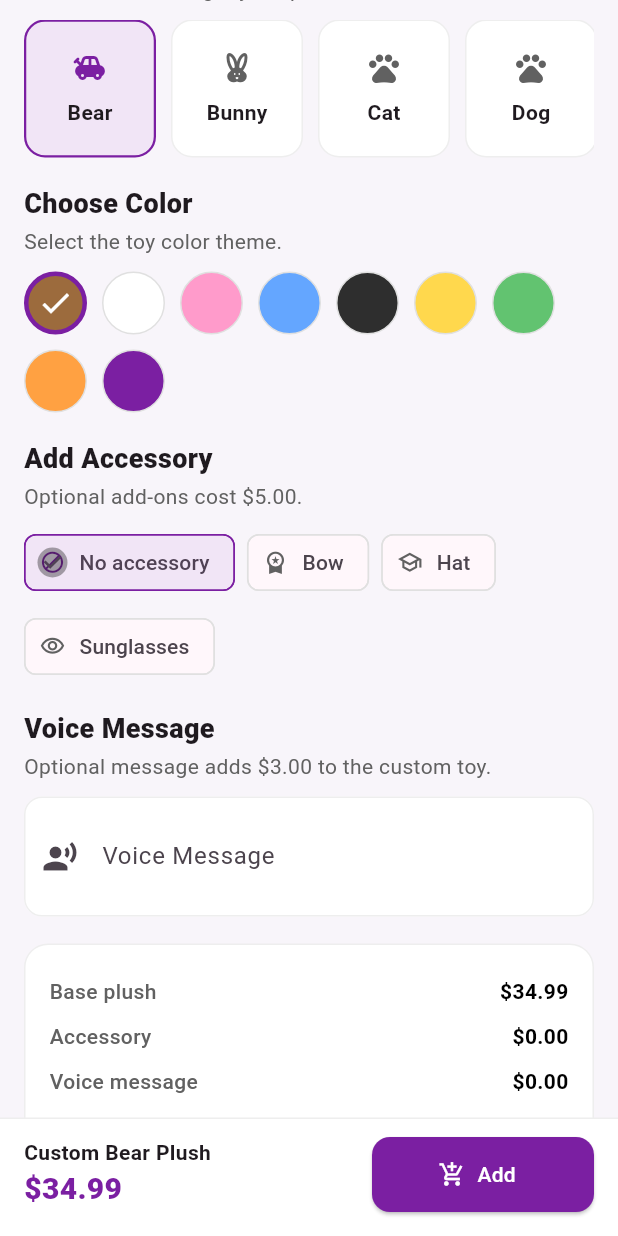
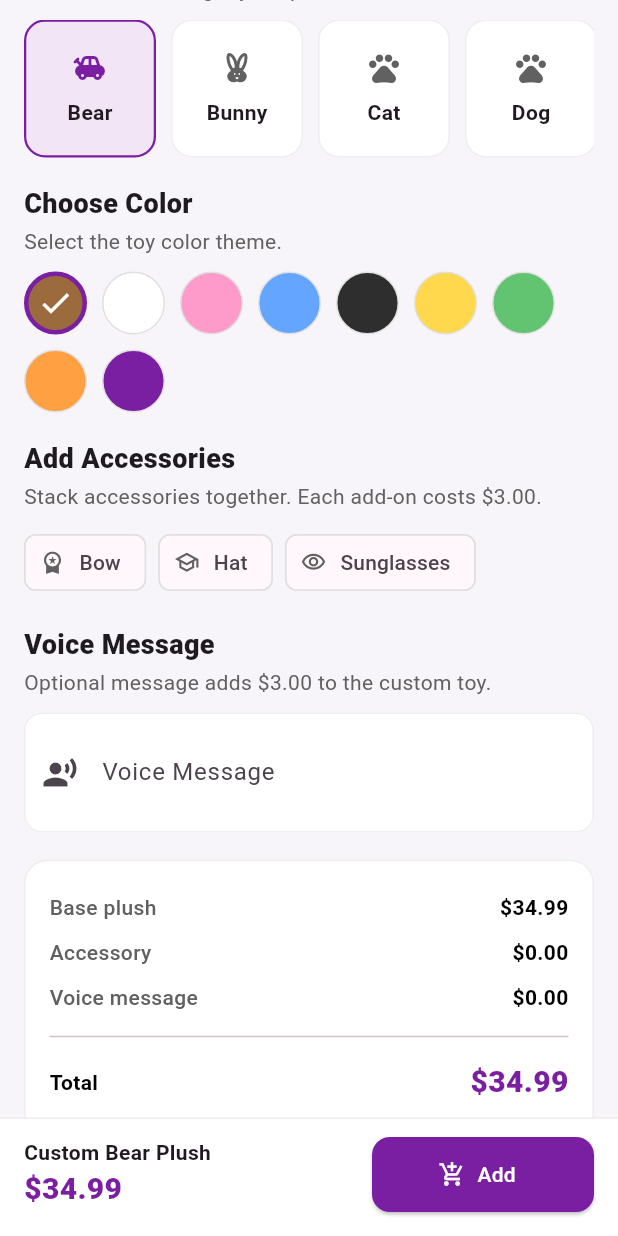
Before and after one commit to ayayron0/toys4us-android-application, a Flutter app: the BuildAToyPage widget shown alone on an empty page, opened directly, scrolled down 576 dp, on a phone screen of 412 x 824 dp. Run offline on Flutter 3.47's test engine with Material 3 defaults, Android fonts, the phone set to English and light mode, and no system bars; our stand-ins replace awesome_notifications, cloud_firestore, firebase_auth, firebase_core, flutter_map, latlong2; missing offline and left inert: flutter_stripe; accounts and stored records are empty; network calls fail.

Commit message:
Fixed accessories on build a toy. Live preview for bear model is fully functional. Also fixed seeding behaviour so that it doesn't overwrite firestore on every time the products are loaded

```diff
--- a/toys4usproject/lib/features/build_a_toy/build_a_toy.dart
+++ b/toys4usproject/lib/features/build_a_toy/build_a_toy.dart
@@ -17,7 +17,7 @@ class _BuildAToyPageState extends State<BuildAToyPage> {
 
   String plushType = "Bear";
   String color = "Brown";
-  String accessory = "None";
+  final List<String> selectedAccessories = [];
   bool addingToCart = false;
 
   static const Color brandColor = Color(0xFF7B1FA2);
@@ -36,7 +36,7 @@ class _BuildAToyPageState extends State<BuildAToyPage> {
     "Orange",
     "Purple",
   ];
-  final List<String> accessories = ["None", "Bow", "Hat", "Sunglasses"];
+  final List<String> accessories = ["Bow", "Hat", "Sunglasses"];
 
   @override
   void dispose() {
@@ -45,7 +45,7 @@ class _BuildAToyPageState extends State<BuildAToyPage> {
     super.dispose();
   }
 
-  double get accessoryPrice => accessory == "None" ? 0 : 5;
+  double get accessoryPrice => selectedAccessories.length * 3;
 
   double get voicePrice => voiceMessageController.text.trim().isEmpty ? 0 : 3;
 
@@ -65,6 +65,32 @@ class _BuildAToyPageState extends State<BuildAToyPage> {
     }
 
     return 'assets/images/${plushType.toLowerCase()}.png';
+  }
+
+  String get accessoryLabel {
+    if (selectedAccessories.isEmpty) {
+      return "None";
+    }
+
+    return selectedAccessories.join(", ");
+  }
+
+  List<String> get accessoryOverlayPaths {
+    if (plushType != "Bear") {
+      return [];
+    }
+
+    return selectedAccessories
+        .map((accessory) {
+          return switch (accessory) {
+            "Bow" => 'assets/images/bow_bear.png',
+            "Hat" => 'assets/images/bear_hat.png',
+            "Sunglasses" => 'assets/images/glasses_bear.png',
+            _ => null,
+          };
+        })
+        .whereType<String>()
+        .toList();
   }
 
   Color get selectedToyColor {
@@ -115,10 +141,12 @@ class _BuildAToyPageState extends State<BuildAToyPage> {
       'name': displayName,
       'price': totalPrice,
       'image': imagePath,
+      'accessoryOverlays': accessoryOverlayPaths,
       'quantity': 1,
       'type': plushType,
       'color': color,
-      'accessory': accessory,
+      'accessory': accessoryLabel,
+      'accessories': selectedAccessories,
       'voiceMessage': voiceMessageController.text.trim(),
       'customDetails': {
         'basePrice': basePrice,
@@ -202,9 +230,12 @@ class _BuildAToyPageState extends State<BuildAToyPage> {
                       duration: const Duration(milliseconds: 220),
                       switchInCurve: Curves.easeOut,
                       switchOutCurve: Curves.easeIn,
-                      child: Image.asset(
+                      child: Stack(
+                        key: ValueKey("$imagePath-$accessoryLabel"),
+                        alignment: Alignment.center,
+                        children: [
+                          Image.asset(
                             imagePath,
-                        key: ValueKey(imagePath),
                             width: 190,
                             height: 190,
                             fit: BoxFit.contain,
@@ -220,6 +251,19 @@ class _BuildAToyPageState extends State<BuildAToyPage> {
                                 ),
                               );
                             },
+                          ),
+                          ...accessoryOverlayPaths.map(
+                            (overlayPath) => Image.asset(
+                              overlayPath,
+                              width: 190,
+                              height: 190,
+                              fit: BoxFit.contain,
+                              errorBuilder: (context, error, stackTrace) {
+                                return const SizedBox.shrink();
+                              },
+                            ),
+                          ),
+                        ],
                       ),
                     ),
                   ),
@@ -241,7 +285,7 @@ class _BuildAToyPageState extends State<BuildAToyPage> {
             children: [
               detailChip(Icons.toys, plushType),
               detailChip(Icons.palette_outlined, color),
-              detailChip(Icons.style_outlined, accessory),
+              detailChip(Icons.style_outlined, accessoryLabel),
               if (voiceMessageController.text.trim().isNotEmpty)
                 detailChip(Icons.record_voice_over, "Voice"),
             ],
@@ -385,7 +429,7 @@ class _BuildAToyPageState extends State<BuildAToyPage> {
       spacing: 8,
       runSpacing: 8,
       children: accessories.map((option) {
-        final selected = accessory == option;
+        final selected = selectedAccessories.contains(option);
 
         return ChoiceChip(
           avatar: Icon(
@@ -393,13 +437,17 @@ class _BuildAToyPageState extends State<BuildAToyPage> {
             size: 17,
             color: selected ? brandColor : Colors.grey.shade700,
           ),
-          label: Text(option == "None" ? "No accessory" : option),
+          label: Text(option),
           selected: selected,
           selectedColor: const Color(0xFFF1E5F6),
           side: BorderSide(color: selected ? brandColor : Colors.grey.shade300),
           onSelected: (_) {
             setState(() {
-              accessory = option;
+              if (selected) {
+                selectedAccessories.remove(option);
+              } else {
+                selectedAccessories.add(option);
+              }
             });
           },
         );
@@ -512,7 +560,10 @@ class _BuildAToyPageState extends State<BuildAToyPage> {
                 sectionTitle("Choose Color", "Select the toy color theme."),
                 colorSelector(),
                 const SizedBox(height: 18),
-                sectionTitle("Add Accessory", "Optional add-ons cost \$5.00."),
+                sectionTitle(
+                  "Add Accessories",
+                  "Stack accessories together. Each add-on costs \$3.00.",
+                ),
                 accessorySelector(),
                 const SizedBox(height: 18),
                 sectionTitle(
--- a/toys4usproject/lib/features/checkout/widgets/steps/Payment_Pages/web_paypal_payment_page.dart
+++ b/toys4usproject/lib/features/checkout/widgets/steps/Payment_Pages/web_paypal_payment_page.dart
@@ -1,5 +1,4 @@
 import 'package:flutter/material.dart';
-import '../../checkout_primary_button.dart';
 import '../../checkout_input.dart';
 
 const Color brandColor = Color(0xFF7B1FA2);
@@ -136,7 +135,8 @@ class _WebPayPalPaymentPageState extends State<WebPayPalPaymentPage> {
                 foregroundColor: Colors.white,
                 minimumSize: const Size(double.infinity, 52),
                 shape: RoundedRectangleBorder(
-                    borderRadius: BorderRadius.circular(10)),
+                  borderRadius: BorderRadius.circular(10),
+                ),
               ),
               onPressed: () {
                 if (_validate()) Navigator.pop(context, true);
--- a/toys4usproject/lib/shared/product_image.dart
+++ b/toys4usproject/lib/shared/product_image.dart
@@ -35,7 +35,7 @@ class ProductImage extends StatelessWidget {
         height: height,
         width: width,
         fit: fit,
-        errorBuilder: (_, __, ___) => fallback,
+        errorBuilder: (context, error, stackTrace) => fallback,
       );
     }
 
@@ -44,7 +44,7 @@ class ProductImage extends StatelessWidget {
       height: height,
       width: width,
       fit: fit,
-      errorBuilder: (_, __, ___) => fallback,
+      errorBuilder: (context, error, stackTrace) => fallback,
     );
   }
 }
```
Also changed, not shown: toys4usproject/lib/features/checkout/checkout_page.dart (+45 -24 lines), toys4usproject/lib/features/checkout/widgets/cart_item_card.dart (+15 -17 lines), toys4usproject/lib/features/products/products.dart (+30 -16 lines), toys4usproject/assets/images/bear.png, toys4usproject/assets/images/bear_hat.png (added), toys4usproject/assets/images/bow_bear.png (added), toys4usproject/assets/images/glasses_bear.png (added). Lines whose indentation alone changed are shown as unchanged.
